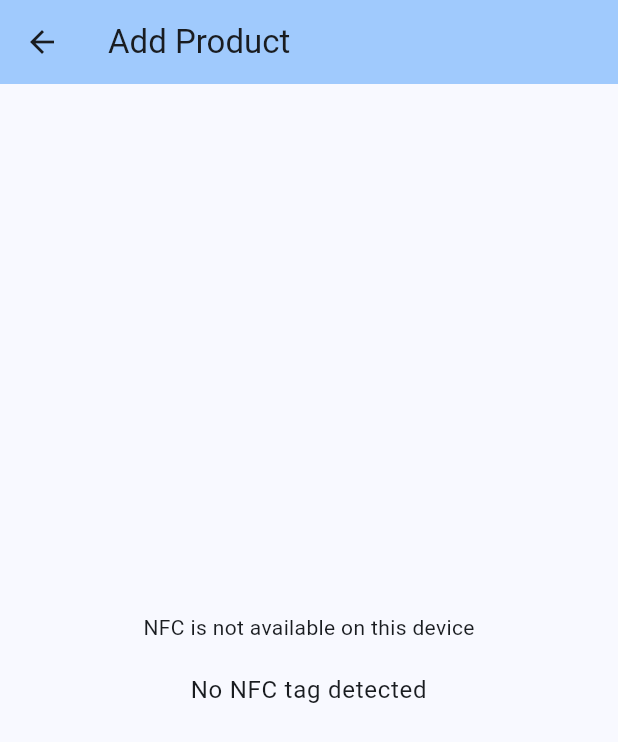
After one commit to CeCilio42/inventory_manager, a Flutter app: the screen it shows after launch, after a tap on "Add Product", on a phone screen of 412 x 824 dp. The commit adds this screen. Shown: the top 742 px of the screen. Run offline on Flutter 3.47's test engine with Material 3 defaults, Android fonts, the phone set to English and light mode, and no system bars; our stand-ins replace image_picker; missing offline and left inert: nfc_manager.

Commit message:
Added add_product_screen

```diff
--- a/lib/main.dart
+++ b/lib/main.dart
@@ -1,7 +1,5 @@
 import 'package:flutter/material.dart';
-import 'package:nfc_manager/nfc_manager.dart';
-import 'package:image_picker/image_picker.dart';
-import 'dart:io';
+import 'screens/add_product_screen.dart';
 
 void main() {
   runApp(const MyApp());
@@ -13,140 +11,60 @@ class MyApp extends StatelessWidget {
   @override
   Widget build(BuildContext context) {
     return MaterialApp(
-      title: 'NFC Reader',
+      title: 'Inventory Manager',
       theme: ThemeData(
         colorScheme: ColorScheme.fromSeed(seedColor: Colors.blue),
       ),
-      home: const MyHomePage(title: 'NFC Tag Reader'),
+      home: const HomeScreen(),
     );
   }
 }
 
-class MyHomePage extends StatefulWidget {
-  const MyHomePage({super.key, required this.title});
-  final String title;
-
-  @override
-  State<MyHomePage> createState() => _MyHomePageState();
-}
-
-class _MyHomePageState extends State<MyHomePage> {
-  String _nfcData = 'No NFC tag detected';
-  bool _nfcAvailable = false;
-  final TextEditingController _nameController = TextEditingController();
-  File? _image;
-
-  @override
-  void initState() {
-    super.initState();
-    _checkNfcAvailability();
-  }
-
-  Future<void> _checkNfcAvailability() async {
-    bool isAvailable = await NfcManager.instance.isAvailable();
-    setState(() {
-      _nfcAvailable = isAvailable;
-    });
-    if (isAvailable) {
-      _startNfcReading();
-    }
-  }
-
-  Future<void> _pickImage() async {
-    final ImagePicker picker = ImagePicker();
-    final XFile? image = await picker.pickImage(source: ImageSource.gallery);
-    if (image != null) {
-      setState(() {
-        _image = File(image.path);
-      });
-    }
-  }
-
-  void _startNfcReading() {
-    NfcManager.instance.startSession(onDiscovered: (NfcTag tag) async {
-      setState(() {
-        _nfcData = tag.data.toString();
-      });
-      _showFormDialog(tag.data.toString());
-    });
-  }
-
-  Future<void> _showFormDialog(String nfcData) async {
-    return showDialog(
-      context: context,
-      builder: (context) {
-        return AlertDialog(
-          title: const Text('NFC Tag Details'),
-          content: SingleChildScrollView(
-            child: Column(
-              mainAxisSize: MainAxisSize.min,
-              children: [
-                Text('NFC Data: $nfcData'),
-                const SizedBox(height: 16),
-                TextField(
-                  controller: _nameController,
-                  decoration: const InputDecoration(
-                    labelText: 'Name',
-                    border: OutlineInputBorder(),
-                  ),
-                ),
-                const SizedBox(height: 16),
-                ElevatedButton(
-                  onPressed: _pickImage,
-                  child: const Text('Select Image'),
-                ),
-                if (_image != null)
-                  Padding(
-                    padding: const EdgeInsets.only(top: 16),
-                    child: Image.file(_image!, height: 100),
-                  ),
-              ],
-            ),
-          ),
-          actions: [
-            TextButton(
-              onPressed: () => Navigator.pop(context),
-              child: const Text('Cancel'),
-            ),
-            TextButton(
-              onPressed: () {
-                // Handle save logic here
-                Navigator.pop(context);
-              },
-              child: const Text('Save'),
-            ),
-          ],
-        );
-      },
-    );
-  }
-
-  @override
-  void dispose() {
-    NfcManager.instance.stopSession();
-    super.dispose();
-  }
+class HomeScreen extends StatelessWidget {
+  const HomeScreen({super.key});
 
   @override
   Widget build(BuildContext context) {
     return Scaffold(
       appBar: AppBar(
+        title: const Text('Inventory Manager'),
         backgroundColor: Theme.of(context).colorScheme.inversePrimary,
-        title: Text(widget.title),
       ),
       body: Center(
         child: Column(
           mainAxisAlignment: MainAxisAlignment.center,
-          children: <Widget>[
-            if (!_nfcAvailable)
-              const Text('NFC is not available on this device')
-            else
-              const Text('Hold an NFC tag near the device'),
+          children: [
+            ElevatedButton(
+              style: ElevatedButton.styleFrom(
+                minimumSize: const Size(200, 50),
+              ),
+              onPressed: () {
+                Navigator.push(
+                  context,
+                  MaterialPageRoute(builder: (context) => const AddProductScreen()),
+                );
+              },
+              child: const Text('Add Product'),
+            ),
             const SizedBox(height: 20),
-            Text(
-              _nfcData,
-              style: Theme.of(context).textTheme.bodyLarge,
-              textAlign: TextAlign.center,
+            ElevatedButton(
+              style: ElevatedButton.styleFrom(
+                minimumSize: const Size(200, 50),
+              ),
+              onPressed: () {
+                // TODO: Implement Check Product screen
+              },
+              child: const Text('Check Product'),
+            ),
+            const SizedBox(height: 20),
+            ElevatedButton(
+              style: ElevatedButton.styleFrom(
+                minimumSize: const Size(200, 50),
+              ),
+              onPressed: () {
+                // TODO: Implement Check Inventory screen
+              },
+              child: const Text('Check Inventory'),
             ),
           ],
         ),
--- /dev/null
+++ b/lib/screens/add_product_screen.dart
@@ -0,0 +1,136 @@
+import 'package:flutter/material.dart';
+import 'package:nfc_manager/nfc_manager.dart';
+import 'package:image_picker/image_picker.dart';
+import 'dart:io';
+
+class AddProductScreen extends StatefulWidget {
+  const AddProductScreen({super.key});
+
+  @override
+  State<AddProductScreen> createState() => _AddProductScreenState();
+}
+
+class _AddProductScreenState extends State<AddProductScreen> {
+  String _nfcData = 'No NFC tag detected';
+  bool _nfcAvailable = false;
+  final TextEditingController _nameController = TextEditingController();
+  File? _image;
+
+  @override
+  void initState() {
+    super.initState();
+    _checkNfcAvailability();
+  }
+
+  Future<void> _checkNfcAvailability() async {
+    bool isAvailable = await NfcManager.instance.isAvailable();
+    setState(() {
+      _nfcAvailable = isAvailable;
+    });
+    if (isAvailable) {
+      _startNfcReading();
+    }
+  }
+
+  Future<void> _pickImage() async {
+    final ImagePicker picker = ImagePicker();
+    final XFile? image = await picker.pickImage(source: ImageSource.gallery);
+    if (image != null) {
+      setState(() {
+        _image = File(image.path);
+      });
+    }
+  }
+
+  void _startNfcReading() {
+    NfcManager.instance.startSession(onDiscovered: (NfcTag tag) async {
+      setState(() {
+        _nfcData = tag.data.toString();
+      });
+      _showFormDialog(tag.data.toString());
+    });
+  }
+
+  Future<void> _showFormDialog(String nfcData) async {
+    return showDialog(
+      context: context,
+      builder: (context) {
+        return AlertDialog(
+          title: const Text('NFC Tag Details'),
+          content: SingleChildScrollView(
+            child: Column(
+              mainAxisSize: MainAxisSize.min,
+              children: [
+                Text('NFC Data: $nfcData'),
+                const SizedBox(height: 16),
+                TextField(
+                  controller: _nameController,
+                  decoration: const InputDecoration(
+                    labelText: 'Name',
+                    border: OutlineInputBorder(),
+                  ),
+                ),
+                const SizedBox(height: 16),
+                ElevatedButton(
+                  onPressed: _pickImage,
+                  child: const Text('Select Image'),
+                ),
+                if (_image != null)
+                  Padding(
+                    padding: const EdgeInsets.only(top: 16),
+                    child: Image.file(_image!, height: 100),
+                  ),
+              ],
+            ),
+          ),
+          actions: [
+            TextButton(
+              onPressed: () => Navigator.pop(context),
+              child: const Text('Cancel'),
+            ),
+            TextButton(
+              onPressed: () {
+                // Handle save logic here
+                Navigator.pop(context);
+              },
+              child: const Text('Save'),
+            ),
+          ],
+        );
+      },
+    );
+  }
+
+  @override
+  void dispose() {
+    NfcManager.instance.stopSession();
+    super.dispose();
+  }
+
+  @override
+  Widget build(BuildContext context) {
+    return Scaffold(
+      appBar: AppBar(
+        title: const Text('Add Product'),
+        backgroundColor: Theme.of(context).colorScheme.inversePrimary,
+      ),
+      body: Center(
+        child: Column(
+          mainAxisAlignment: MainAxisAlignment.center,
+          children: <Widget>[
+            if (!_nfcAvailable)
+              const Text('NFC is not available on this device')
+            else
+              const Text('Hold an NFC tag near the device'),
+            const SizedBox(height: 20),
+            Text(
+              _nfcData,
+              style: Theme.of(context).textTheme.bodyLarge,
+              textAlign: TextAlign.center,
+            ),
+          ],
+        ),
+      ),
+    );
+  }
+}
```
Also changed, not shown: pubspec.yaml (+2 -66 lines).
